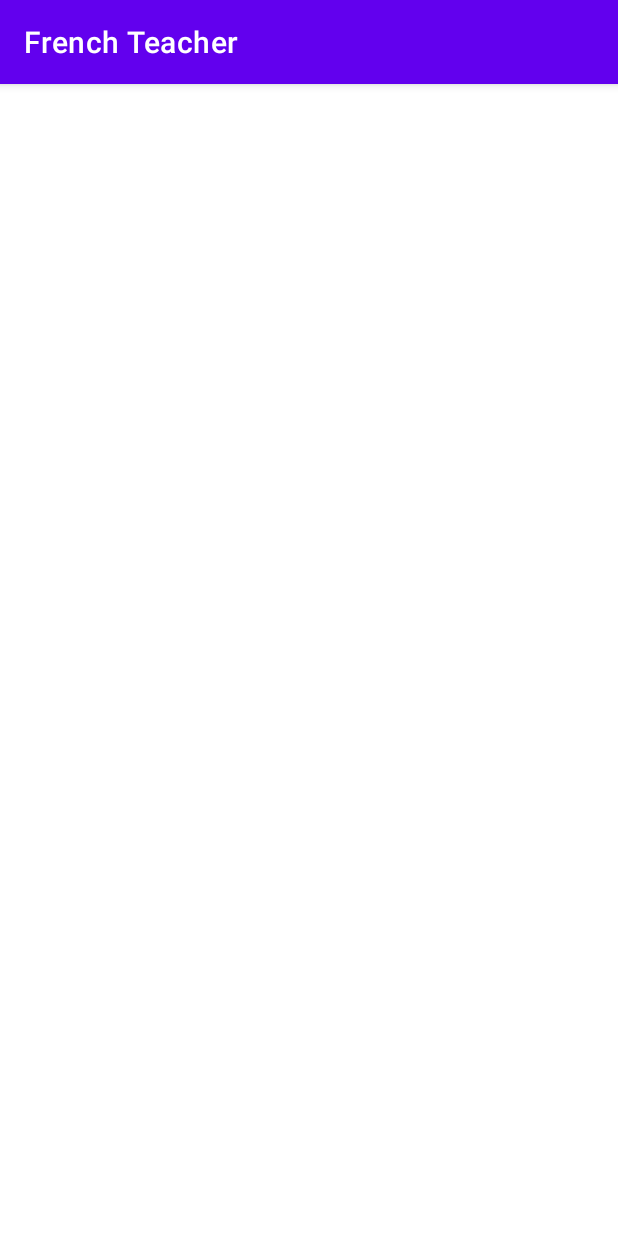
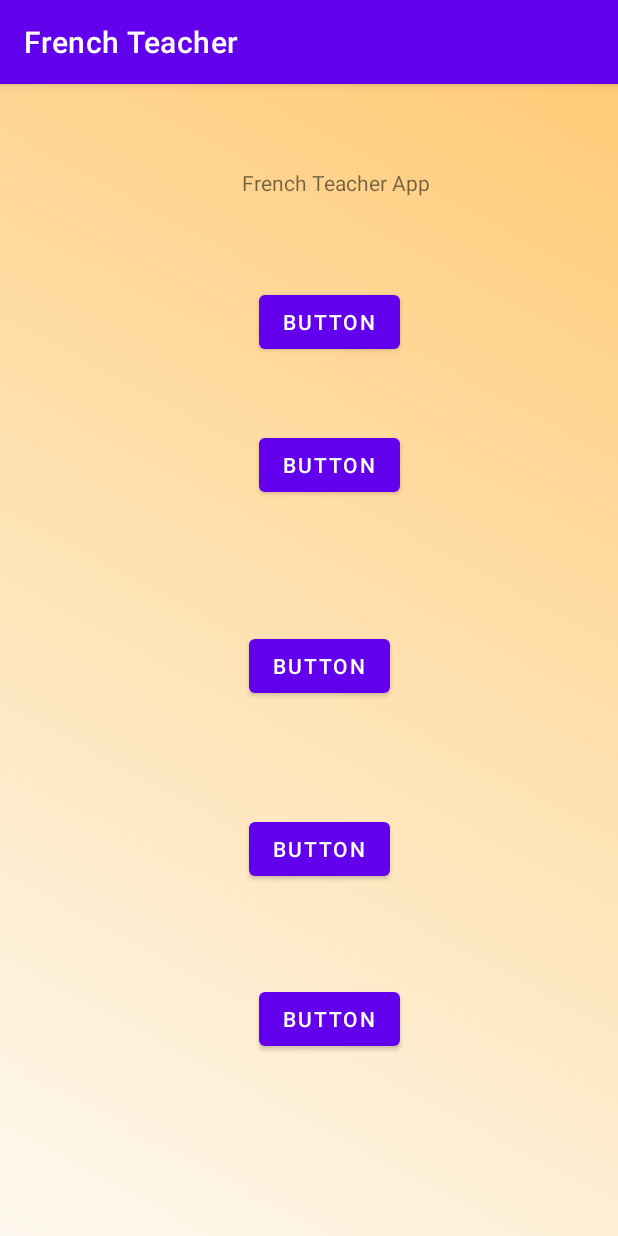
Before and after one commit to Aman7766/android-french-teacher, an Android app: the screen it shows after launch (MainActivity), on a phone screen of 412 x 824 dp. Run offline under Robolectric (Android 15) with nearby library versions, the phone set to English and light mode, and no system bars.

Commit message:
Activity Content Added

```diff
--- /dev/null
+++ b/app/src/main/res/drawable/bg_color.xml
@@ -0,0 +1,8 @@
+<?xml version="1.0" encoding="utf-8"?>
+<shape xmlns:android="http://schemas.android.com/apk/res/android"
+    android:shape="rectangle">
+    <gradient
+        android:startColor="#ffcb77"
+        android:endColor="#fef9ef"
+        android:angle="225"/>
+</shape>
--- a/app/src/main/res/layout/activity_main.xml
+++ b/app/src/main/res/layout/activity_main.xml
@@ -5,6 +5,79 @@
     xmlns:app="http://schemas.android.com/apk/res-auto"
     android:layout_width="match_parent"
     android:layout_height="match_parent"
-    tools:context=".MainActivity">
+    tools:context=".MainActivity"
+    android:background="@drawable/bg_color">
 
-  </androidx.constraintlayout.widget.ConstraintLayout>
+
+  <Button
+      android:id="@+id/button2"
+      android:layout_width="wrap_content"
+      android:layout_height="wrap_content"
+      android:layout_marginStart="172dp"
+      android:layout_marginTop="59dp"
+      android:layout_marginEnd="145dp"
+      android:text="Button"
+      app:layout_constraintEnd_toEndOf="parent"
+      app:layout_constraintStart_toStartOf="parent"
+      app:layout_constraintTop_toBottomOf="@+id/textView" />
+
+  <Button
+      android:id="@+id/button3"
+      android:layout_width="wrap_content"
+      android:layout_height="wrap_content"
+      android:layout_marginStart="172dp"
+      android:layout_marginTop="65dp"
+      android:layout_marginEnd="145dp"
+      android:text="Button"
+      app:layout_constraintEnd_toEndOf="parent"
+      app:layout_constraintStart_toStartOf="parent"
+      app:layout_constraintTop_toBottomOf="@+id/button4" />
+
+  <Button
+      android:id="@+id/button4"
+      android:layout_width="wrap_content"
+      android:layout_height="wrap_content"
+      android:layout_marginStart="165dp"
+      android:layout_marginTop="74dp"
+      android:layout_marginEnd="152dp"
+      android:text="Button"
+      app:layout_constraintEnd_toEndOf="parent"
+      app:layout_constraintStart_toStartOf="parent"
+      app:layout_constraintTop_toBottomOf="@+id/button5" />
+
+  <Button
+      android:id="@+id/button5"
+      android:layout_width="wrap_content"
+      android:layout_height="wrap_content"
+      android:layout_marginStart="165dp"
+      android:layout_marginTop="86dp"
+      android:layout_marginEnd="152dp"
+      android:text="Button"
+      app:layout_constraintEnd_toEndOf="parent"
+      app:layout_constraintStart_toStartOf="parent"
+      app:layout_constraintTop_toBottomOf="@+id/button" />
+
+  <Button
+      android:id="@+id/button"
+      android:layout_width="wrap_content"
+      android:layout_height="wrap_content"
+      android:layout_marginStart="172dp"
+      android:layout_marginTop="47dp"
+      android:layout_marginEnd="145dp"
+      android:text="Button"
+      app:layout_constraintEnd_toEndOf="parent"
+      app:layout_constraintStart_toStartOf="parent"
+      app:layout_constraintTop_toBottomOf="@+id/button2" />
+
+  <TextView
+      android:id="@+id/textView"
+      android:layout_width="wrap_content"
+      android:layout_height="wrap_content"
+      android:layout_marginStart="161dp"
+      android:layout_marginTop="56dp"
+      android:layout_marginEnd="125dp"
+      android:text="French Teacher App"
+      app:layout_constraintEnd_toEndOf="parent"
+      app:layout_constraintStart_toStartOf="parent"
+      app:layout_constraintTop_toTopOf="parent" />
+</androidx.constraintlayout.widget.ConstraintLayout>
```
